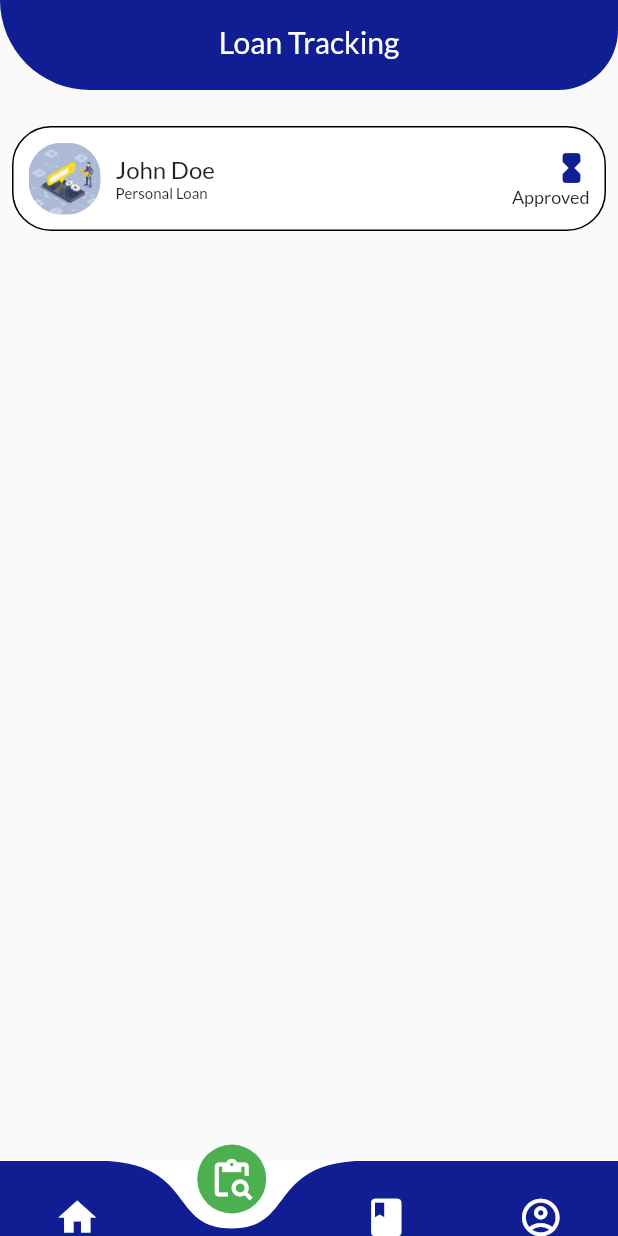
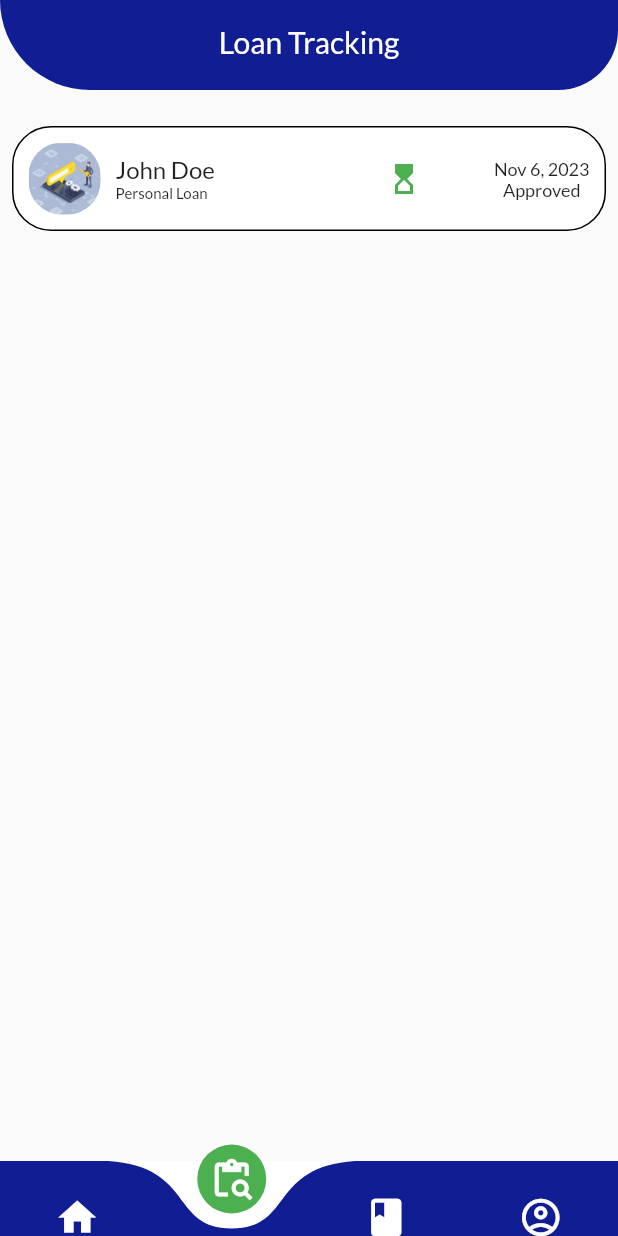
Before and after one commit to Sadiya321/finkin_credential, a Flutter app: the screen it shows after launch, item 2 of the bottom bar chosen, on a phone screen of 412 x 824 dp. Run offline on Flutter 3.47's test engine with Material 2 defaults, Android fonts, the phone set to English and light mode, and no system bars; drawn by our look-alikes of curved_navigation_bar; our stand-ins replace country_picker, google_fonts, image_picker, pinput, smooth_page_indicator.

Commit message:
approve sad

```diff
--- a/lib/pages/home_screen/bottom_nav.dart
+++ b/lib/pages/home_screen/bottom_nav.dart
@@ -29,6 +29,7 @@ class _BottomNavBarState extends State<BottomNavBar> {
       backgroundColor: AppColor.textLight,
       bottomNavigationBar:
       CurvedNavigationBar(
+        animationDuration:Duration(milliseconds: 300) ,
          buttonBackgroundColor: AppColor.icon,
 backgroundColor: AppColor.textLight,
         height: 50,
--- a/lib/pages/home_screen/home_screen.dart
+++ b/lib/pages/home_screen/home_screen.dart
@@ -1,5 +1,6 @@
 import 'package:finkin_credential/pages/home_screen/account_screen.dart';
 import 'package:finkin_credential/res/app_color.dart';
+import 'package:finkin_credential/res/image_asset.dart';
 import 'package:flutter/material.dart';
 
 class HomeScreen extends StatefulWidget {
@@ -86,7 +87,7 @@ class _HomeScreenState extends State<HomeScreen> {
                             children: [
                               CircleAvatar(
                                 backgroundImage: AssetImage(
-                                    "lib/res/assets/images/pop.jpeg"),
+                                    "assets/images/pop.jpeg"),
                                 radius: 50,
                               ),
                             ],
--- a/lib/pages/home_screen/loan_screen.dart
+++ b/lib/pages/home_screen/loan_screen.dart
@@ -1,4 +1,5 @@
 import 'package:finkin_credential/res/app_color.dart';
+import 'package:finkin_credential/res/image_asset.dart';
 import 'package:flutter/material.dart';
 import '../../widgets/Loan_Tracking_widget/loan_track.dart';
 
@@ -31,13 +32,13 @@ class LoanScreen extends StatelessWidget {
         child: SingleChildScrollView(
   child: Column(
     children: [
-      SizedBox(height: 16.0),
+      const SizedBox(height: 16.0),
       LoanTrack(
-        imageAsset: 'lib/res/assets/images/pop.jpeg',
+        imageAsset: "assets/images/pop.jpeg",
         userName: 'John Doe',
         loanType: 'Personal Loan',
-        date: '2023-11-06',
-        icon1: Icons.hourglass_full_rounded,
+        date: DateTime.now(),
+        icon1: Icons.hourglass_top_outlined,
         icon2: Icons.check_circle,
         status: 'Approved',
         onPressed: () {
--- /dev/null
+++ b/lib/res/image_asset.dart
@@ -0,0 +1,3 @@
+class ImageAsset {
+  static const String pop = 'assets/pop.jpeg';
+}
--- a/lib/widgets/Loan_Tracking_widget/loan_track.dart
+++ b/lib/widgets/Loan_Tracking_widget/loan_track.dart
@@ -2,12 +2,13 @@ import 'dart:io';
 
 import 'package:finkin_credential/res/app_color.dart';
 import 'package:flutter/material.dart';
+import 'package:intl/intl.dart';
 
 class LoanTrack extends StatelessWidget {
   final String imageAsset;
   final String userName;
   final String loanType;
-  final String date;
+  final DateTime date;
   final IconData icon1;
   final IconData icon2;
   final String status;
@@ -28,7 +29,7 @@ class LoanTrack extends StatelessWidget {
 
   @override
   Widget build(BuildContext context) {
-
+    final formattedDate = DateFormat.yMMMd().format(date);
 
     return GestureDetector(
       onTap: onPressed,
@@ -37,7 +38,7 @@ class LoanTrack extends StatelessWidget {
         child: Container(
           padding: const EdgeInsets.all(10),
           decoration: BoxDecoration(
-  color: Colors.white,
+  color: AppColor.textLight,
   borderRadius: BorderRadius.circular(26),
   border: Border.all(
     color: Colors.black,
@@ -90,20 +91,43 @@ class LoanTrack extends StatelessWidget {
                   ],
                 ),
               ),
+               const SizedBox(
+                        width: 18,
+                      ),
+              Row(
+                      children: [
+                        Icon(
+                            icon1,
+                            color: AppColor.icon,
+                          ),
+                      ],
+                    ),
               Container(
                 child: Column(
                   crossAxisAlignment: CrossAxisAlignment.end,
                   children: [
-                    Icon(
-                      icon1,
-                      color: AppColor.primary, // Change the color as needed
+
+                   Column(
+                    children: [
+                      // Icon(
+                      //   icon1,
+                      //   color: Colors.blue,
+                      // ),
+                      const SizedBox(
+                        width: 12,
+                      ),
+                    Text(
+                      formattedDate, // Display the formatted date
+                      style: const TextStyle(fontSize: 12),
                     ),
                     Text(
                       status,
                       style: TextStyle(fontSize: 12),
                     ),
                   ],
-                ),
+                   ),
+                  ],
+                )
               ),
             ],
           ),
--- a/pubspec.yaml
+++ b/pubspec.yaml
@@ -70,7 +70,7 @@ flutter:
 
   # To add assets to your application, add an assets section, like this:
   assets:
-    - lib/res/assets/images/
+    - assets/images/
   #   - images/a_dot_ham.jpeg
 
   # An image asset can refer to one or more resolution-specific "variants", see
```
Also changed, not shown: assets/images/pop.jpeg (renamed from lib/res/assets/images/pop.jpeg).
